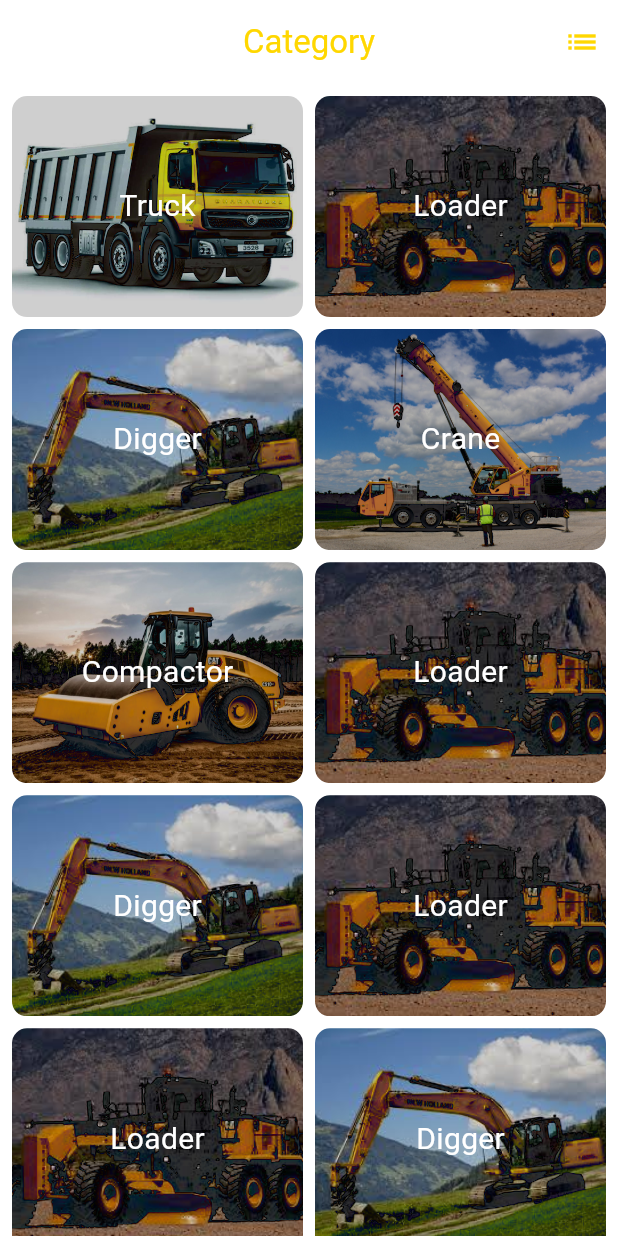
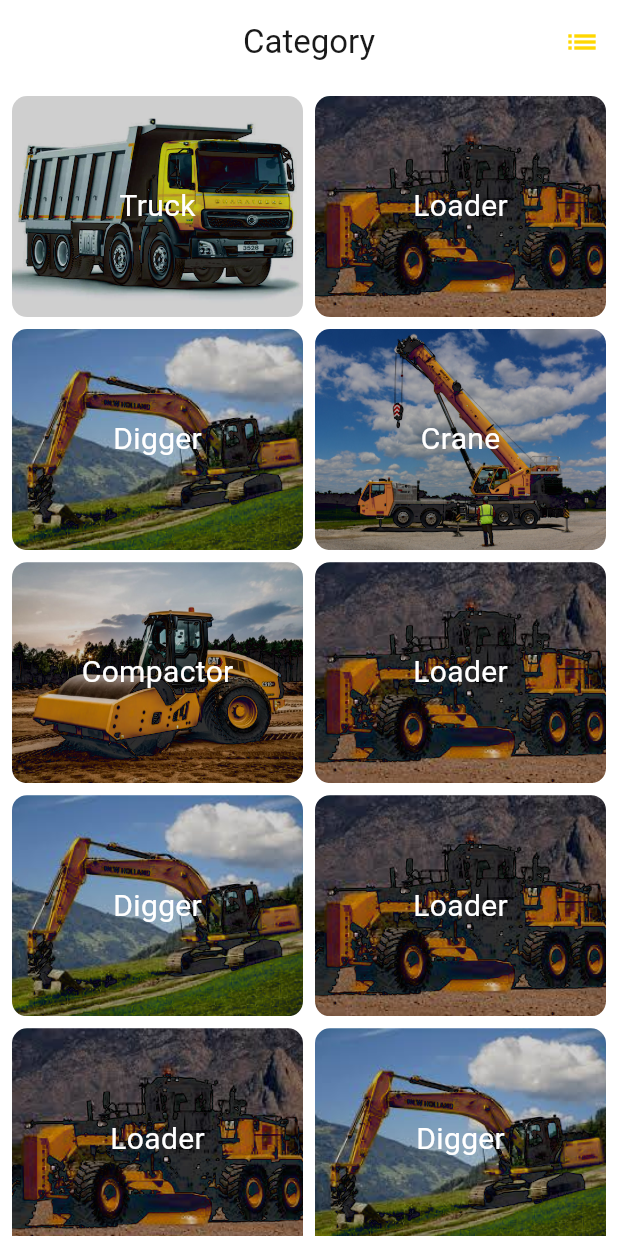
Before and after one commit to YoussefElShorbagy21/trucker, a Flutter app: the CategoryScreen screen opened directly, on a phone screen of 412 x 824 dp. Run offline on Flutter 3.47's test engine with Material 2 defaults, Android fonts, the phone set to English and light mode, and no system bars; our stand-ins replace animated_splash_screen, awesome_snackbar_content, bloc, cached_network_image, dio, flutter_bloc and 10 more; missing offline and left inert: bottom_bar, favorite_button; accounts and stored records are empty; network calls fail.

```diff
--- a/assets/lang/ar.json
+++ b/assets/lang/ar.json
@@ -163,4 +163,5 @@
   "Digger": "حفار",
   "Crane": "رافعة",
   "Compactor": "ضاغط"
+
 }
--- a/lib/modules/category/widgets/custom_app_bar.dart
+++ b/lib/modules/category/widgets/custom_app_bar.dart
@@ -17,7 +17,7 @@ class CustomAppBar extends StatelessWidget implements PreferredSizeWidget {
     return AppBar(
       title: Text(
         title!,
-        style: TextStyle(color: ColorManager.cGold),
+        style: TextStyle(color: ColorManager.black),
       ),
       centerTitle: true,
       backgroundColor: ColorManager.cWhite,
```
